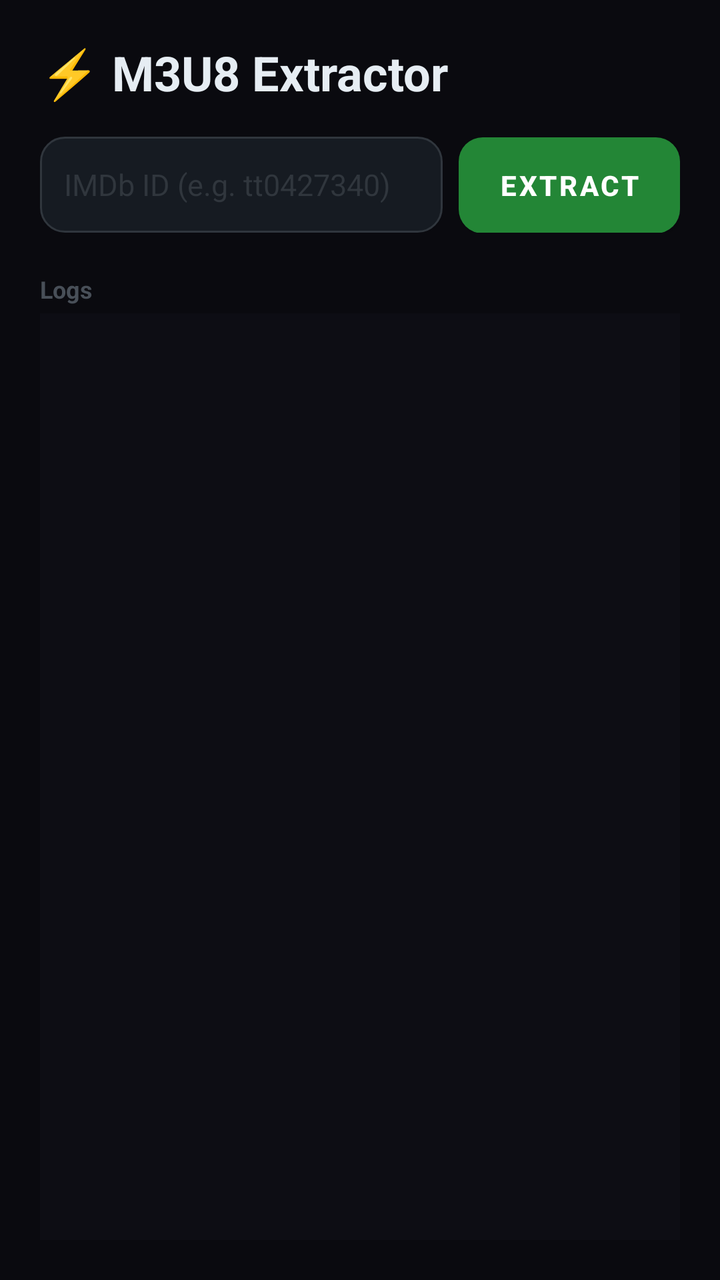
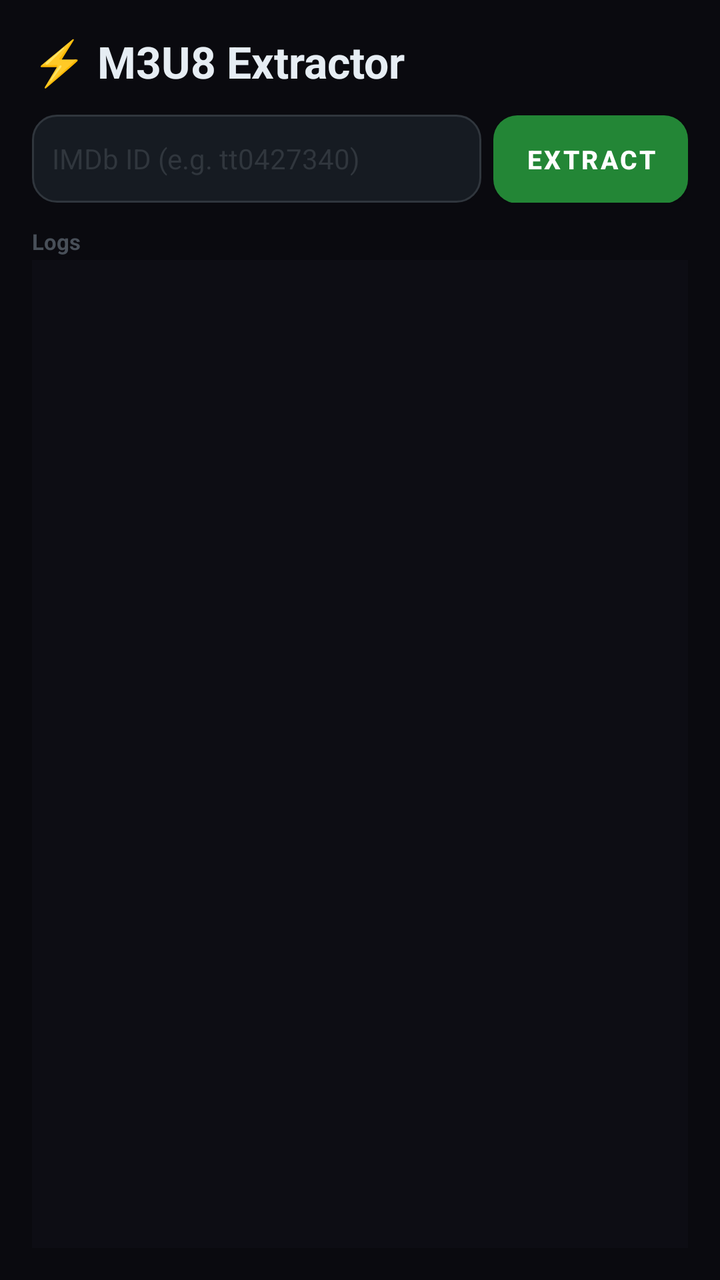

The first picture is an Android layout as it rendered before a commit; the second is the same layout after the commit. The layout source and the unified diff follow.
<!-- AndroidManifest.xml: application theme AppTheme -->
<!-- res/layout/activity_main.xml -->
<?xml version="1.0" encoding="utf-8"?>
<LinearLayout xmlns:android="http://schemas.android.com/apk/res/android"
    android:layout_width="match_parent"
    android:layout_height="match_parent"
    android:orientation="vertical"
    android:background="#0a0a0f">

    <LinearLayout
        android:layout_width="match_parent"
        android:layout_height="0dp"
        android:layout_weight="1"
        android:orientation="vertical"
        android:padding="20dp">

        <TextView
            android:layout_width="wrap_content"
            android:layout_height="wrap_content"
            android:text="⚡ M3U8 Extractor"
            android:textColor="#e6edf3"
            android:textSize="24sp"
            android:textStyle="bold"
            android:layout_marginBottom="16dp" />

        <LinearLayout
            android:layout_width="match_parent"
            android:layout_height="wrap_content"
            android:orientation="horizontal"
            android:layout_marginBottom="12dp">

            <EditText
                android:id="@+id/imdbInput"
                android:layout_width="0dp"
                android:layout_height="48dp"
                android:layout_weight="1"
                android:hint="IMDb ID (e.g. tt0427340)"
                android:textColorHint="#30363d"
                android:textColor="#e6edf3"
                android:background="@drawable/input_bg"
                android:padding="12dp"
                android:singleLine="true"
                android:inputType="text"
                android:textSize="15sp"
                android:layout_marginEnd="8dp" />

            <Button
                android:id="@+id/extractBtn"
                android:layout_width="wrap_content"
                android:layout_height="48dp"
                android:text="Extract"
                android:background="@drawable/btn_bg"
                android:textColor="#fff"
                android:textSize="14sp"
                android:textStyle="bold"
                android:paddingStart="20dp"
                android:paddingEnd="20dp" />
        </LinearLayout>

        <ProgressBar
            android:id="@+id/progress"
            android:layout_width="match_parent"
            android:layout_height="3dp"
            android:visibility="gone"
            style="?android:attr/progressBarStyleHorizontal"
            android:progressTint="#7c3aed"
            android:layout_marginBottom="8dp" />

        <Spinner
            android:id="@+id/langSpinner"
            android:layout_width="match_parent"
            android:layout_height="44dp"
            android:background="@drawable/input_bg"
            android:visibility="gone"
            android:layout_marginBottom="8dp" />

        <LinearLayout
            android:id="@+id/resultBox"
            android:layout_width="match_parent"
            android:layout_height="wrap_content"
            android:orientation="vertical"
            android:background="#111119"
            android:padding="12dp"
            android:visibility="gone"
            android:layout_marginBottom="8dp">

            <TextView
                android:layout_width="wrap_content"
                android:layout_height="wrap_content"
                android:text="M3U8 URL"
                android:textColor="#7c3aed"
                android:textSize="11sp"
                android:textStyle="bold" />

            <TextView
                android:id="@+id/m3u8Link"
                android:layout_width="match_parent"
                android:layout_height="wrap_content"
                android:textColor="#3fb950"
                android:textSize="12sp"
                android:fontFamily="monospace"
                android:padding="8dp"
                android:background="#0a0a0f"
                android:maxLines="3"
                android:ellipsize="middle"
                android:textIsSelectable="true" />

            <LinearLayout
                android:layout_width="match_parent"
                android:layout_height="wrap_content"
                android:orientation="horizontal"
                android:layout_marginTop="8dp">

                <Button
                    android:id="@+id/copyBtn"
                    android:layout_width="0dp"
                    android:layout_height="40dp"
                    android:layout_weight="1"
                    android:text="📋 Copy"
                    android:background="@drawable/btn_bg"
                    android:textColor="#fff"
                    android:textSize="13sp"
                    android:layout_marginEnd="6dp" />

                <Button
                    android:id="@+id/playBtn"
                    android:layout_width="0dp"
                    android:layout_height="40dp"
                    android:layout_weight="1"
                    android:text="▶ Play"
                    android:background="@drawable/btn_play_bg"
                    android:textColor="#fff"
                    android:textSize="13sp"
                    android:layout_marginStart="6dp" />
            </LinearLayout>
        </LinearLayout>

        <com.google.android.exoplayer2.ui.PlayerView
            android:id="@+id/playerView"
            android:layout_width="match_parent"
            android:layout_height="220dp"
            android:visibility="gone"
            android:background="#000" />

        <TextView
            android:layout_width="wrap_content"
            android:layout_height="wrap_content"
            android:text="Logs"
            android:textColor="#484f58"
            android:textSize="12sp"
            android:textStyle="bold"
            android:layout_marginTop="8dp"
            android:layout_marginBottom="4dp" />

        <ScrollView
            android:layout_width="match_parent"
            android:layout_height="0dp"
            android:layout_weight="1"
            android:background="#0d0d14"
            android:padding="8dp">

            <TextView
                android:id="@+id/logText"
                android:layout_width="match_parent"
                android:layout_height="wrap_content"
                android:textColor="#6e7681"
                android:textSize="11sp"
                android:fontFamily="monospace"
                android:lineSpacingExtra="2dp" />
        </ScrollView>

    </LinearLayout>

</LinearLayout>
<!-- resources referenced by this layout -->
<resources>
  <!-- drawable btn_bg (drawable) -->
  <?xml version="1.0" encoding="utf-8"?>
  <shape xmlns:android="http://schemas.android.com/apk/res/android"
      android:shape="rectangle">
      <solid android:color="#7c3aed" />
      <corners android:radius="12dp" />
  </shape>
  <!-- drawable btn_play_bg (drawable) -->
  <?xml version="1.0" encoding="utf-8"?>
  <shape xmlns:android="http://schemas.android.com/apk/res/android"
      android:shape="rectangle">
      <solid android:color="#238636" />
      <corners android:radius="12dp" />
  </shape>
  <!-- drawable input_bg (drawable) -->
  <?xml version="1.0" encoding="utf-8"?>
  <shape xmlns:android="http://schemas.android.com/apk/res/android"
      android:shape="rectangle">
      <solid android:color="#161b22" />
      <corners android:radius="12dp" />
      <stroke android:width="1dp" android:color="#30363d" />
  </shape>
  <style name="AppTheme" parent="Theme.MaterialComponents.DayNight.NoActionBar">
          <item name="colorPrimary">#238636</item>
          <item name="colorPrimaryDark">#0d1117</item>
          <item name="colorAccent">#58a6ff</item>
          <item name="android:windowBackground">#0d1117</item>
          <item name="android:statusBarColor">#0d1117</item>
          <item name="android:navigationBarColor">#0d1117</item>
      </style>
</resources>

<!-- the commit's change to res/layout/activity_main.xml (unified diff, before → after) -->
@@ -10,67 +10,145 @@
         android:layout_height="0dp"
         android:layout_weight="1"
         android:orientation="vertical"
-        android:padding="20dp">
+        android:padding="16dp">
 
         <TextView
             android:layout_width="wrap_content"
             android:layout_height="wrap_content"
             android:text="⚡ M3U8 Extractor"
             android:textColor="#e6edf3"
-            android:textSize="24sp"
+            android:textSize="22sp"
             android:textStyle="bold"
-            android:layout_marginBottom="16dp" />
+            android:layout_marginBottom="12dp" />
 
         <LinearLayout
             android:layout_width="match_parent"
             android:layout_height="wrap_content"
             android:orientation="horizontal"
-            android:layout_marginBottom="12dp">
+            android:layout_marginBottom="8dp">
 
             <EditText
                 android:id="@+id/imdbInput"
                 android:layout_width="0dp"
-                android:layout_height="48dp"
+                android:layout_height="44dp"
                 android:layout_weight="1"
                 android:hint="IMDb ID (e.g. tt0427340)"
                 android:textColorHint="#30363d"
                 android:textColor="#e6edf3"
                 android:background="@drawable/input_bg"
-                android:padding="12dp"
+                android:padding="10dp"
                 android:singleLine="true"
                 android:inputType="text"
-                android:textSize="15sp"
-                android:layout_marginEnd="8dp" />
+                android:textSize="14sp"
+                android:layout_marginEnd="6dp" />
 
             <Button
                 android:id="@+id/extractBtn"
                 android:layout_width="wrap_content"
-                android:layout_height="48dp"
+                android:layout_height="44dp"
                 android:text="Extract"
                 android:background="@drawable/btn_bg"
                 android:textColor="#fff"
-                android:textSize="14sp"
+                android:textSize="13sp"
                 android:textStyle="bold"
-                android:paddingStart="20dp"
-                android:paddingEnd="20dp" />
+                android:paddingStart="16dp"
+                android:paddingEnd="16dp" />
         </LinearLayout>
 
         <ProgressBar
             android:id="@+id/progress"
             android:layout_width="match_parent"
-            android:layout_height="3dp"
+            android:layout_height="2dp"
             android:visibility="gone"
             style="?android:attr/progressBarStyleHorizontal"
             android:progressTint="#7c3aed"
-            android:layout_marginBottom="8dp" />
-
-        <Spinner
-            android:id="@+id/langSpinner"
-            android:layout_width="match_parent"
-            android:layout_height="44dp"
-            android:background="@drawable/input_bg"
-            android:visibility="gone"
-            android:layout_marginBottom="8dp" />
+            android:layout_marginBottom="6dp" />
+
+        <LinearLayout
+            android:id="@+id/selectorBox"
+            android:layout_width="match_parent"
+            android:layout_height="wrap_content"
+            android:orientation="vertical"
+            android:visibility="gone"
+            android:layout_marginBottom="6dp">
+
+            <LinearLayout
+                android:id="@+id/seasonRow"
+                android:layout_width="match_parent"
+                android:layout_height="wrap_content"
+                android:orientation="horizontal"
+                android:visibility="gone"
+                android:layout_marginBottom="4dp">
+
+                <TextView
+                    android:layout_width="wrap_content"
+                    android:layout_height="36dp"
+                    android:text="Season "
+                    android:textColor="#8b949e"
+                    android:textSize="12sp"
+                    android:gravity="center"
+                    android:layout_marginEnd="4dp" />
+
+                <Spinner
+                    android:id="@+id/seasonSpinner"
+                    android:layout_width="0dp"
+                    android:layout_height="36dp"
+                    android:layout_weight="1"
+                    android:background="@drawable/input_bg"
+                    android:textSize="13sp" />
+            </LinearLayout>
+
+            <LinearLayout
+                android:id="@+id/episodeRow"
+                android:layout_width="match_parent"
+                android:layout_height="wrap_content"
+                android:orientation="horizontal"
+                android:visibility="gone"
+                android:layout_marginBottom="4dp">
+
+                <TextView
+                    android:layout_width="wrap_content"
+                    android:layout_height="36dp"
+                    android:text="Episode "
+                    android:textColor="#8b949e"
+                    android:textSize="12sp"
+                    android:gravity="center"
+                    android:layout_marginEnd="4dp" />
+
+                <Spinner
+                    android:id="@+id/episodeSpinner"
+                    android:layout_width="0dp"
+                    android:layout_height="36dp"
+                    android:layout_weight="1"
+                    android:background="@drawable/input_bg"
+                    android:textSize="13sp" />
+            </LinearLayout>
+
+            <LinearLayout
+                android:id="@+id/langRow"
+                android:layout_width="match_parent"
+                android:layout_height="wrap_content"
+                android:orientation="horizontal"
+                android:visibility="gone">
+
+                <TextView
+                    android:layout_width="wrap_content"
+                    android:layout_height="36dp"
+                    android:text="Audio "
+                    android:textColor="#8b949e"
+                    android:textSize="12sp"
+                    android:gravity="center"
+                    android:layout_marginEnd="4dp" />
+
+                <Spinner
+                    android:id="@+id/langSpinner"
+                    android:layout_width="0dp"
+                    android:layout_height="36dp"
+                    android:layout_weight="1"
+                    android:background="@drawable/input_bg"
+                    android:textSize="13sp" />
+            </LinearLayout>
+        </LinearLayout>
 
         <LinearLayout
             android:id="@+id/resultBox"
@@ -78,28 +156,18 @@
             android:layout_height="wrap_content"
             android:orientation="vertical"
             android:background="#111119"
-            android:padding="12dp"
-            android:visibility="gone"
-            android:layout_marginBottom="8dp">
-
-            <TextView
-                android:layout_width="wrap_content"
-                android:layout_height="wrap_content"
-                android:text="M3U8 URL"
-                android:textColor="#7c3aed"
-                android:textSize="11sp"
-                android:textStyle="bold" />
+            android:padding="10dp"
+            android:visibility="gone"
+            android:layout_marginBottom="6dp">
 
             <TextView
                 android:id="@+id/m3u8Link"
                 android:layout_width="match_parent"
                 android:layout_height="wrap_content"
                 android:textColor="#3fb950"
-                android:textSize="12sp"
+                android:textSize="11sp"
                 android:fontFamily="monospace"
-                android:padding="8dp"
-                android:background="#0a0a0f"
-                android:maxLines="3"
+                android:maxLines="2"
                 android:ellipsize="middle"
                 android:textIsSelectable="true" />
 
@@ -107,36 +175,36 @@
                 android:layout_width="match_parent"
                 android:layout_height="wrap_content"
                 android:orientation="horizontal"
-                android:layout_marginTop="8dp">
+                android:layout_marginTop="6dp">
 
                 <Button
                     android:id="@+id/copyBtn"
                     android:layout_width="0dp"
-                    android:layout_height="40dp"
+                    android:layout_height="36dp"
                     android:layout_weight="1"
                     android:text="📋 Copy"
                     android:background="@drawable/btn_bg"
                     android:textColor="#fff"
-                    android:textSize="13sp"
-                    android:layout_marginEnd="6dp" />
+                    android:textSize="12sp"
+                    android:layout_marginEnd="4dp" />
 
                 <Button
                     android:id="@+id/playBtn"
                     android:layout_width="0dp"
-                    android:layout_height="40dp"
+                    android:layout_height="36dp"
                     android:layout_weight="1"
                     android:text="▶ Play"
                     android:background="@drawable/btn_play_bg"
                     android:textColor="#fff"
-                    android:textSize="13sp"
-                    android:layout_marginStart="6dp" />
+                    android:textSize="12sp"
+                    android:layout_marginStart="4dp" />
             </LinearLayout>
         </LinearLayout>
 
         <com.google.android.exoplayer2.ui.PlayerView
             android:id="@+id/playerView"
             android:layout_width="match_parent"
-            android:layout_height="220dp"
+            android:layout_height="200dp"
             android:visibility="gone"
             android:background="#000" />
 
@@ -145,26 +213,26 @@
             android:layout_height="wrap_content"
             android:text="Logs"
             android:textColor="#484f58"
-            android:textSize="12sp"
+            android:textSize="11sp"
             android:textStyle="bold"
-            android:layout_marginTop="8dp"
-            android:layout_marginBottom="4dp" />
+            android:layout_marginTop="4dp"
+            android:layout_marginBottom="2dp" />
 
         <ScrollView
             android:layout_width="match_parent"
             android:layout_height="0dp"
             android:layout_weight="1"
             android:background="#0d0d14"
-            android:padding="8dp">
+            android:padding="6dp">
 
             <TextView
                 android:id="@+id/logText"
                 android:layout_width="match_parent"
                 android:layout_height="wrap_content"
                 android:textColor="#6e7681"
-                android:textSize="11sp"
+                android:textSize="10sp"
                 android:fontFamily="monospace"
-                android:lineSpacingExtra="2dp" />
+                android:lineSpacingExtra="1dp" />
         </ScrollView>
 
     </LinearLayout>
